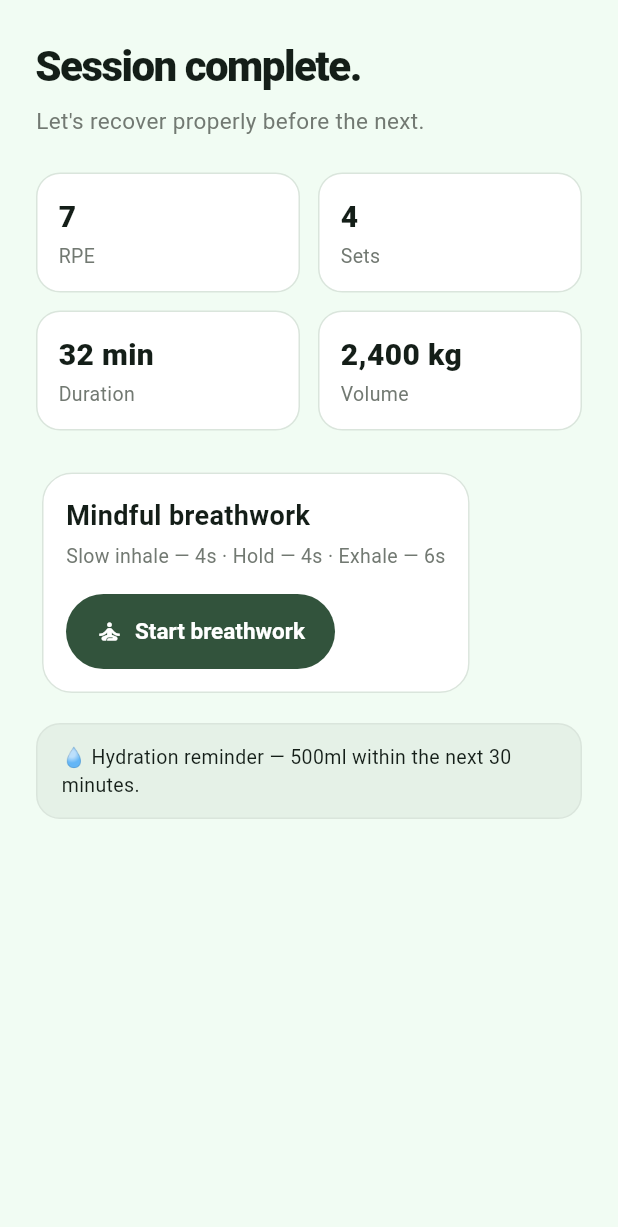
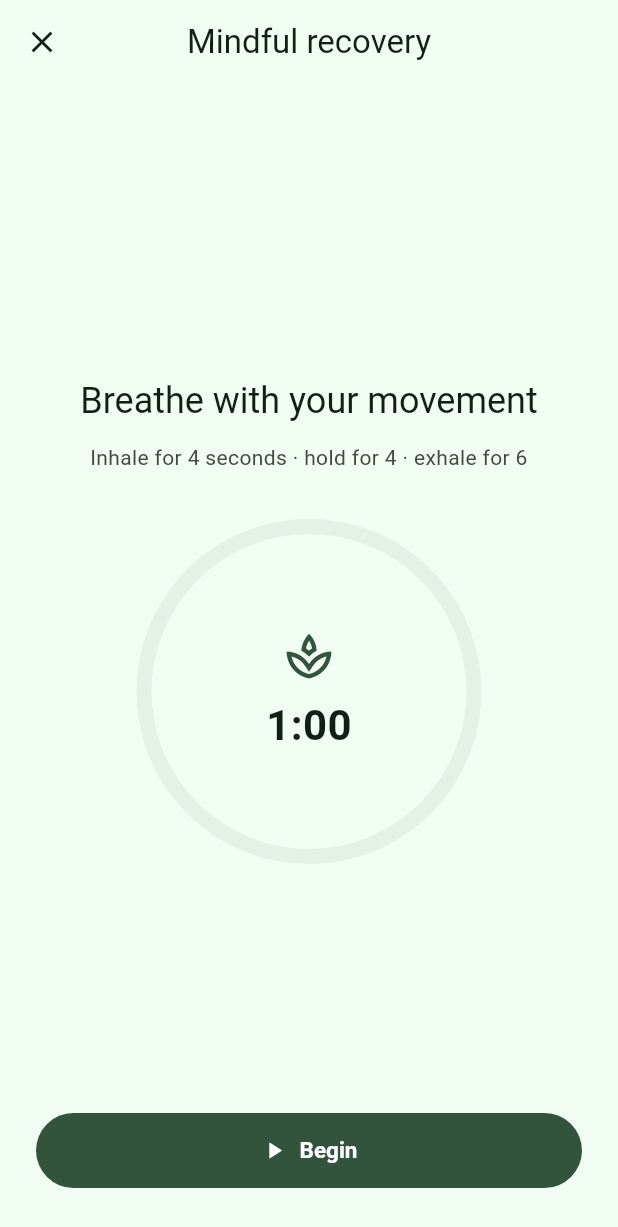
Before and after one commit to amenallah-salem/tester_github_starter12395847, a Flutter app: the RecoveryPage screen opened by its route, after a tap on "Start breathwork", on a phone screen of 412 x 824 dp. Shown: the top 1227 px of the screen. Run offline on Flutter 3.47's test engine with Material 3 defaults, Android fonts, the phone set to English and light mode, and no system bars; our stand-ins replace connectivity_plus, drift, flutter_riverpod, go_router, shared_preferences; accounts and stored records are empty; generated files the repository leaves out were written again; Roboto replaces fonts that are missing (Plus Jakarta Sans).

Commit message:
feat: extend exercise and recovery flows
Add richer exercise detail metrics, save affordances, recovery navigation, and a guided breathwork timer for the Welora workout experience.

Co-authored-by: Copilot <223556219+Copilot@users.noreply.github.com>

```diff
--- /dev/null
+++ b/frontend/lib/features/recovery/presentation/breathwork_page.dart
@@ -0,0 +1,125 @@
+import 'dart:async';
+
+import 'package:flutter/material.dart';
+import 'package:go_router/go_router.dart';
+
+import 'package:gym_app/core/theme/app_theme.dart';
+
+class BreathworkPage extends StatefulWidget {
+  const BreathworkPage({super.key});
+
+  @override
+  State<BreathworkPage> createState() => _BreathworkPageState();
+}
+
+class _BreathworkPageState extends State<BreathworkPage> {
+  Timer? _timer;
+  int _seconds = 60;
+  bool _running = false;
+
+  @override
+  void dispose() {
+    _timer?.cancel();
+    super.dispose();
+  }
+
+  void _toggle() {
+    if (_running) {
+      _timer?.cancel();
+      setState(() => _running = false);
+      return;
+    }
+    setState(() => _running = true);
+    _timer = Timer.periodic(const Duration(seconds: 1), (_) {
+      if (!mounted) return;
+      if (_seconds <= 1) {
+        _timer?.cancel();
+        setState(() {
+          _seconds = 0;
+          _running = false;
+        });
+      } else {
+        setState(() => _seconds--);
+      }
+    });
+  }
+
+  @override
+  Widget build(BuildContext context) {
+    final progress = 1 - (_seconds / 60);
+    return Scaffold(
+      appBar: AppBar(
+        title: const Text('Mindful recovery'),
+        leading: IconButton(
+          onPressed: () => context.pop(),
+          icon: const Icon(Icons.close),
+        ),
+      ),
+      body: Padding(
+        padding: const EdgeInsets.fromLTRB(24, 24, 24, 32),
+        child: Column(
+          children: [
+            const Spacer(),
+            Text(
+              _seconds == 0 ? 'Complete' : 'Breathe with your movement',
+              textAlign: TextAlign.center,
+              style: Theme.of(context).textTheme.headlineSmall,
+            ),
+            const SizedBox(height: 12),
+            const Text(
+              'Inhale for 4 seconds · hold for 4 · exhale for 6',
+              textAlign: TextAlign.center,
+              style: TextStyle(color: AppTheme.onSurfaceVariant),
+            ),
+            const SizedBox(height: 36),
+            SizedBox(
+              width: 220,
+              height: 220,
+              child: Stack(
+                alignment: Alignment.center,
+                children: [
+                  SizedBox(
+                    width: 220,
+                    height: 220,
+                    child: CircularProgressIndicator(
+                      value: progress,
+                      strokeWidth: 10,
+                      backgroundColor: AppTheme.surfaceContainer,
+                    ),
+                  ),
+                  Column(
+                    mainAxisSize: MainAxisSize.min,
+                    children: [
+                      const Icon(
+                        Icons.spa_outlined,
+                        size: 36,
+                        color: AppTheme.primary,
+                      ),
+                      const SizedBox(height: 8),
+                      Text(
+                        '${_seconds ~/ 60}:${(_seconds % 60).toString().padLeft(2, '0')}',
+                        style: const TextStyle(
+                          fontSize: 28,
+                          fontWeight: FontWeight.w700,
+                        ),
+                      ),
+                    ],
+                  ),
+                ],
+              ),
+            ),
+            const Spacer(),
+            SizedBox(
+              width: double.infinity,
+              child: FilledButton.icon(
+                onPressed: _toggle,
+                icon: Icon(_running ? Icons.pause : Icons.play_arrow),
+                label: Text(_running ? 'Pause' : 'Begin'),
+              ),
+            ),
+          ],
+        ),
+      ),
+    );
+  }
+}
--- a/frontend/lib/features/recovery/presentation/recovery_page.dart
+++ b/frontend/lib/features/recovery/presentation/recovery_page.dart
@@ -1,6 +1,7 @@
 import 'package:flutter/material.dart';
 import 'package:gym_app/core/theme/app_theme.dart';
 import 'package:gym_app/core/widgets/common.dart';
+import 'package:go_router/go_router.dart';
 
 /// Post-workout mindful recovery screen (Stitch: welora_workout_complete_mindful_recovery).
 /// Uses mock recovery metrics; ready for real session data.
@@ -9,7 +10,8 @@ class RecoveryPage extends StatelessWidget {
 
   @override
   Widget build(BuildContext context) {
-    return mobileWrap(Scaffold(
+    return mobileWrap(
+      Scaffold(
         body: SafeArea(
           child: Padding(
             padding: const EdgeInsets.all(24),
@@ -36,17 +38,25 @@ class RecoveryPage extends StatelessWidget {
                 // RPE / Recovery cards
                 Row(
                   children: [
-                  Expanded(child: _MetricTile(label: 'RPE', value: '7')),
+                    Expanded(
+                      child: _MetricTile(label: 'RPE', value: '7'),
+                    ),
                     const SizedBox(width: 12),
-                  Expanded(child: _MetricTile(label: 'Sets', value: '4')),
+                    Expanded(
+                      child: _MetricTile(label: 'Sets', value: '4'),
+                    ),
                   ],
                 ),
                 const SizedBox(height: 12),
                 Row(
                   children: [
-                  Expanded(child: _MetricTile(label: 'Duration', value: '32 min')),
+                    Expanded(
+                      child: _MetricTile(label: 'Duration', value: '32 min'),
+                    ),
                     const SizedBox(width: 12),
-                  Expanded(child: _MetricTile(label: 'Volume', value: '2,400 kg')),
+                    Expanded(
+                      child: _MetricTile(label: 'Volume', value: '2,400 kg'),
+                    ),
                   ],
                 ),
                 const SizedBox(height: 24),
@@ -75,16 +85,10 @@ class RecoveryPage extends StatelessWidget {
                           style: TextStyle(color: AppTheme.mut, fontSize: 13),
                         ),
                         const SizedBox(height: 16),
-                      FilledButton(
-                        onPressed: () {},
-                        child: const Row(
-                          mainAxisSize: MainAxisSize.min,
-                          children: [
-                            Icon(Icons.self_improvement, size: 18),
-                            SizedBox(width: 8),
-                            Text('Start breathwork'),
-                          ],
-                        ),
+                        FilledButton.icon(
+                          onPressed: () => context.push('/breathwork'),
+                          icon: const Icon(Icons.self_improvement, size: 18),
+                          label: const Text('Start breathwork'),
                         ),
                       ],
                     ),
@@ -94,7 +98,10 @@ class RecoveryPage extends StatelessWidget {
 
                 // Hydration reminder
                 Container(
-                padding: const EdgeInsets.symmetric(horizontal: 16, vertical: 12),
+                  padding: const EdgeInsets.symmetric(
+                    horizontal: 16,
+                    vertical: 12,
+                  ),
                   decoration: BoxDecoration(
                     color: AppTheme.surfaceContainer,
                     borderRadius: BorderRadius.circular(16),
@@ -105,11 +112,20 @@ class RecoveryPage extends StatelessWidget {
                     style: TextStyle(fontSize: 13),
                   ),
                 ),
+                const Spacer(),
+                SizedBox(
+                  width: double.infinity,
+                  child: FilledButton(
+                    onPressed: () => context.go('/'),
+                    child: const Text('Return to sanctuary'),
+                  ),
+                ),
               ],
             ),
           ),
         ),
-    ));
+      ),
+    );
   }
 }
 
@@ -132,10 +148,7 @@ class _MetricTile extends StatelessWidget {
         children: [
           Text(
             value,
-            style: const TextStyle(
-              fontSize: 20,
-              fontWeight: FontWeight.w800,
-            ),
+            style: const TextStyle(fontSize: 20, fontWeight: FontWeight.w800),
           ),
           const SizedBox(height: 2),
           Text(
```
Also changed, not shown: frontend/lib/core/router/app_router.dart (+24 -18 lines), frontend/lib/features/exercise_library/presentation/exercise_detail_page.dart (+115 -13 lines). Lines whose indentation alone changed are shown as unchanged.
